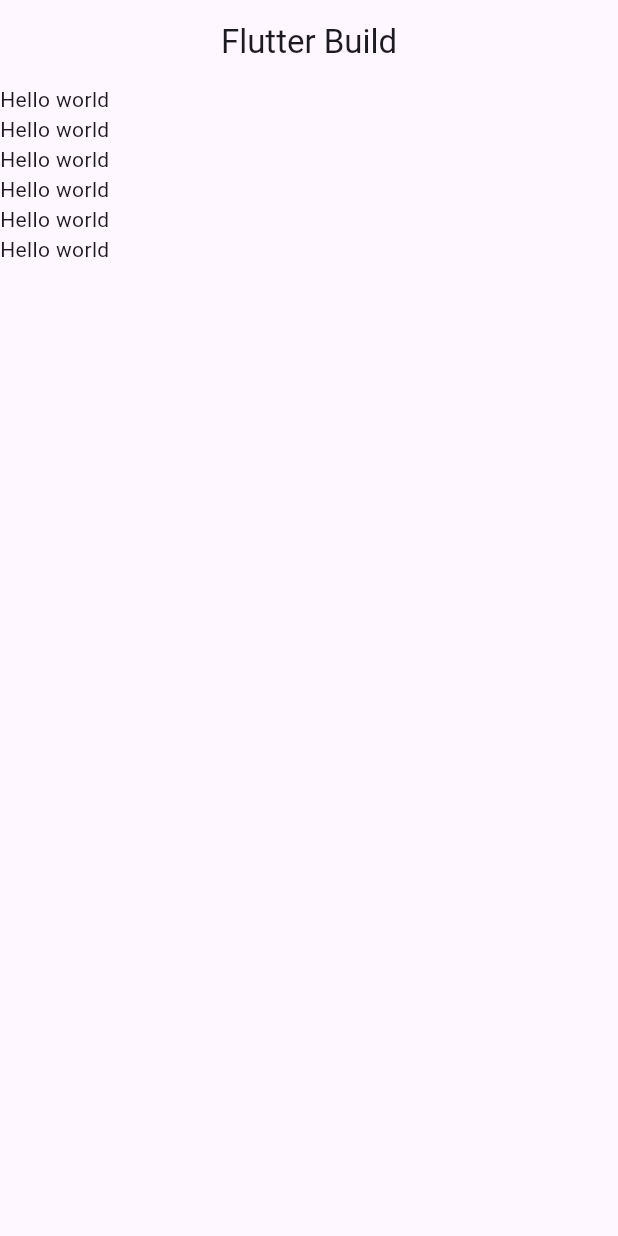
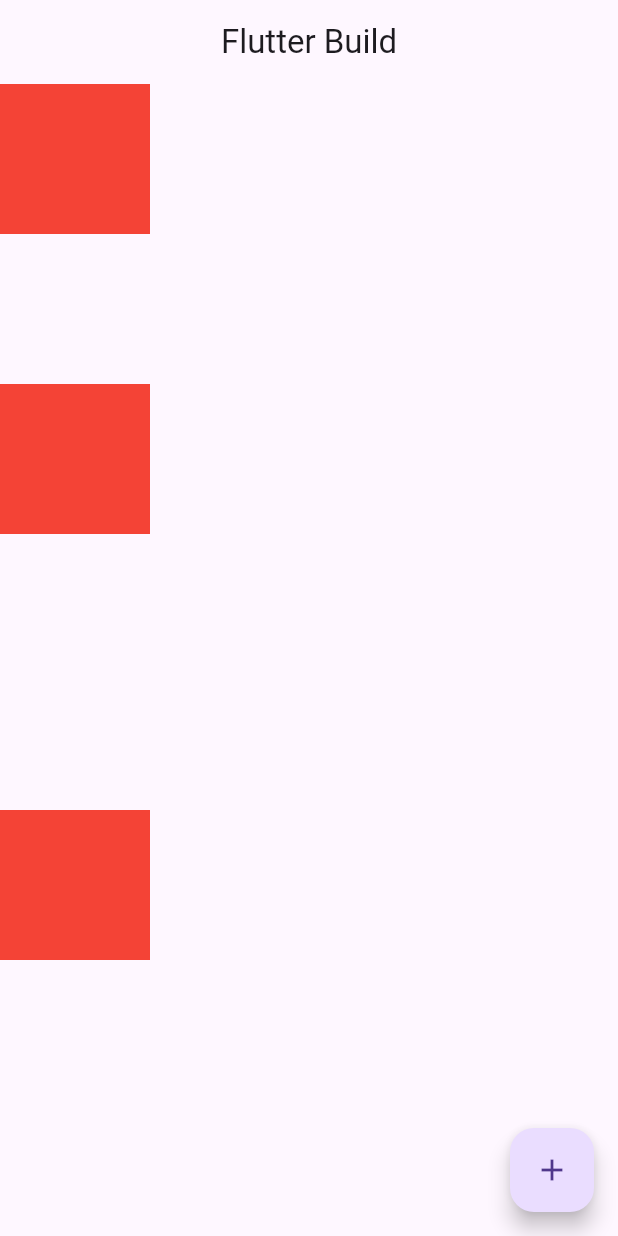
Before and after one commit to shihab4513/first, a Flutter app: the screen it shows after launch, on a phone screen of 412 x 824 dp. Run offline on Flutter 3.47's test engine with Material 3 defaults, Android fonts, the phone set to English and light mode, and no system bars.

Commit message:
we learned about sizebox, spacer,floating Action button,Here we saw how we can use sizebox as spacer as well

```diff
--- a/lib/home.dart
+++ b/lib/home.dart
@@ -15,16 +15,28 @@ class HomeScreen extends StatelessWidget {
       body: SafeArea(
         child:Column(
           children: [
-            // Column can hold multiple children.The text below will show in column-wise.We can also use row for row wise display of below text.
-            Text('Hello world'),
-            Text('Hello world'),
-            Text('Hello world'),
-            Text('Hello world'),
-            Text('Hello world'),
-            Text('Hello world'),
+            // Container below is like creating a div in box shape.Spacer is used for giving space between them
+            // Container 1 tu vari .Sizebox tar theke halka
+            // SizedBox(
+            //   child: Text("This is SizeBox"),
+            //
+            // ),
+            Container(height: 100,width: 100,color: Colors.red),
+            // We can also use size box as spacer.Below size box acting as spacer.
+            SizedBox(
+              height: 100,
+            ),
+            Container(height: 100,width: 100,color: Colors.red),
+            Spacer(),
+            Container(height: 100,width: 100,color: Colors.red),
+            Spacer(),
           ],
+
+
         ),
       ),
+      // floating action button holo ja e hok eta sob somoy screen e floating obostahai thakbe.
+      floatingActionButton: FloatingActionButton(onPressed: () {  },child: Icon(Icons.add),),
     );
   }
 }
```
